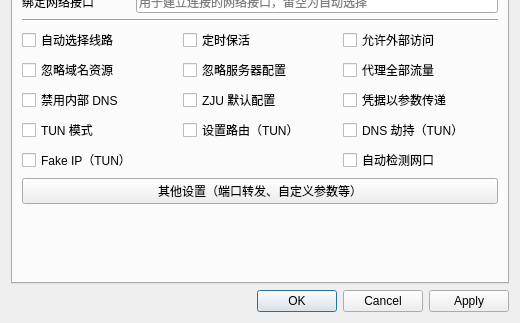
Qt form presentation/dialogs/settingwindow/settingwindow.ui (PageChen04/EZ4Connect) before a commit; both pictures show x 0 to 520 and y 313 to 636 of the 520 by 636 pixel window.
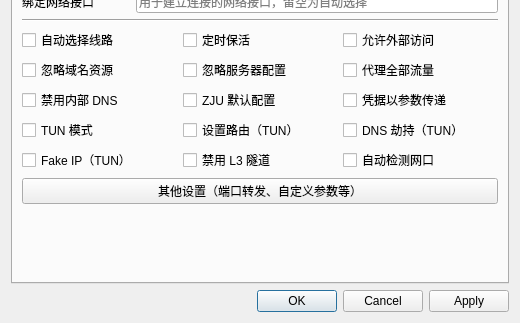
The same form after that commit. The open tabs and pages were chosen to show the change.

Commit message:
Revert "refactor: 移除不再被使用的 TCPTunnelMode"
This reverts commit d1e61615584123e3b8cb5d237dcb0825d1d5f5a3.

The edit to the form file:
```diff
--- a/presentation/dialogs/settingwindow/settingwindow.ui
+++ b/presentation/dialogs/settingwindow/settingwindow.ui
@@ -915,6 +915,13 @@
            </property>
           </widget>
          </item>
+         <item row="4" column="1">
+          <widget class="QCheckBox" name="tcpTunnelModeCheckBox">
+           <property name="text">
+            <string>禁用 L3 隧道</string>
+           </property>
+          </widget>
+         </item>
          <item row="4" column="2">
           <widget class="QCheckBox" name="autoDetectInterfaceCheckBox">
            <property name="toolTip">
```
The commit also changes 10 other files.
